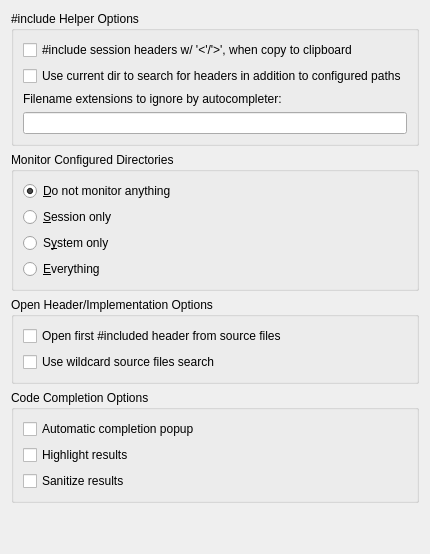
Qt form src/other_settings.ui (zaufi/kate-cpp-helper-plugin) before a commit.
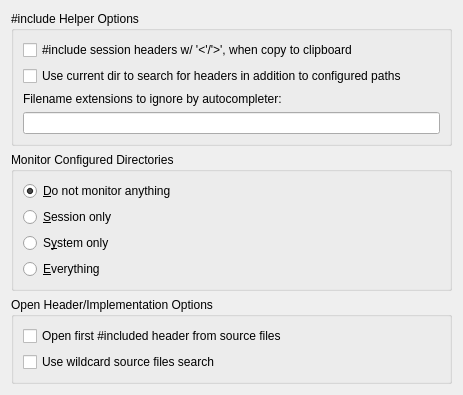
The same form after that commit. Custom widgets are drawn as their Qt base class.

```diff
--- a/src/other_settings.ui
+++ b/src/other_settings.ui
@@ -2,6 +2,14 @@
 <ui version="4.0">
  <class>PerSessionSettingsConfigWidget</class>
  <widget class="QWidget" name="PerSessionSettingsConfigWidget">
+  <property name="geometry">
+   <rect>
+    <x>0</x>
+    <y>0</y>
+    <width>463</width>
+    <height>376</height>
+   </rect>
+  </property>
   <property name="windowTitle">
    <string>Session Settings</string>
   </property>
@@ -166,54 +174,6 @@
      </layout>
     </widget>
    </item>
-   <item>
-    <widget class="KButtonGroup" name="completionOptions">
-     <property name="sizePolicy">
-      <sizepolicy hsizetype="Preferred" vsizetype="Minimum">
-       <horstretch>0</horstretch>
-       <verstretch>0</verstretch>
-      </sizepolicy>
-     </property>
-     <property name="title">
-      <string>Code Completion Options</string>
-     </property>
-     <layout class="QVBoxLayout" name="verticalLayout_4">
-      <item>
-       <widget class="QCheckBox" name="autoCompletions">
-        <property name="toolTip">
-         <string>Enable automatic completions on member access</string>
-        </property>
-        <property name="text">
-         <string>Automatic completion popup</string>
-        </property>
-       </widget>
-      </item>
-      <item>
-       <widget class="QCheckBox" name="highlightResults">
-        <property name="toolTip">
-         <string>&lt;html&gt;&lt;head/&gt;&lt;body&gt;&lt;p&gt;Colorize completion items using current document's mode&lt;/p&gt;&lt;/body&gt;&lt;/html&gt;</string>
-        </property>
-        <property name="text">
-         <string>Highlight results</string>
-        </property>
-       </widget>
-      </item>
-      <item>
-       <widget class="QCheckBox" name="sanitizeResults">
-        <property name="toolTip">
-         <string>Transfrom some long templated types into shorter equivalent</string>
-        </property>
-        <property name="whatsThis">
-         <string>&lt;html&gt;&lt;head/&gt;&lt;body&gt;&lt;p&gt;If checked, code completer will do some types replacements before display completion items. For example &lt;span style=&quot; font-family:'Courier New,courier';&quot;&gt;std::basic_string&amp;lt;char&amp;gt;&lt;/span&gt; will be replaced with &lt;span style=&quot; font-family:'Courier New,courier';&quot;&gt;std::string&lt;/span&gt;. There is a bunch of hardcoded rules for some STL and boost types. If you see some strange completion items, try to turn this option OFF and report a bug.&lt;/p&gt;&lt;/body&gt;&lt;/html&gt;</string>
-        </property>
-        <property name="text">
-         <string>Sanitize results</string>
-        </property>
-       </widget>
-      </item>
-     </layout>
-    </widget>
-   </item>
    <item>
     <spacer name="verticalSpacer">
      <property name="orientation">
```
